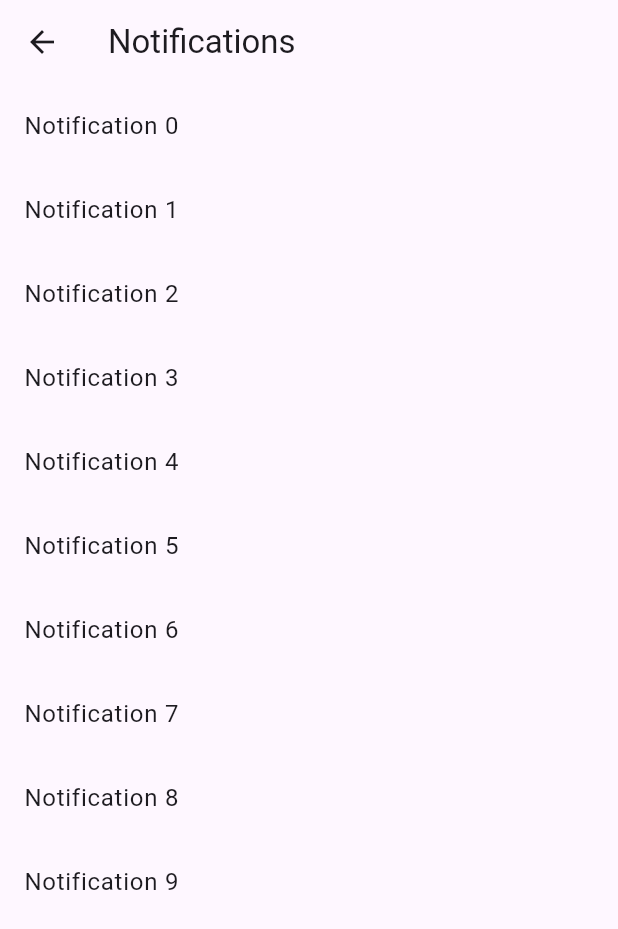
After one commit to PetteraIndia/avenger, a Flutter app: the screen it shows once a user with an empty profile is signed in, after a tap on the "notifications active" icon, on a phone screen of 412 x 824 dp. The commit adds this screen. Shown: the top 929 px of the screen. Run offline on Flutter 3.47's test engine with Material 2 defaults, Android fonts, the phone set to English and light mode, and no system bars; our stand-ins replace argon_buttons_flutter_fix, cloud_firestore, firebase_auth, firebase_core, firebase_storage, flutter_image_compress and 4 more; accounts and stored records are empty.

```diff
--- a/lib/Screens/newpost.dart
+++ b/lib/Screens/newpost.dart
@@ -36,7 +36,7 @@ class _newpostState extends State<newpost> {
     await FlutterImageCompress.compressAndGetFile(
       imagePath,
       compressedPath,
-      quality: 90, // Adjust the quality level (0 to 100)
+      quality: 20, // Adjust the quality level (0 to 100)
       rotate: 0, // Adjust the rotation angle (in degrees, 0 to 360)
     );
 
--- /dev/null
+++ b/lib/Screens/notification.dart
@@ -0,0 +1,21 @@
+import 'package:flutter/material.dart';
+
+class NotificationsPage extends StatelessWidget {
+  @override
+  Widget build(BuildContext context) {
+    return Scaffold(
+      appBar: AppBar(
+        title: Text('Notifications'),
+      ),
+      body: ListView.builder(
+        itemCount: 10, // Replace with your actual notification count or use dynamic data
+        itemBuilder: (context, index) {
+          // Replace with your notification item widget
+          return ListTile(
+            title: Text('Notification $index'),
+          );
+        },
+      ),
+    );
+  }
+}
--- a/lib/Screens/socialmediapage.dart
+++ b/lib/Screens/socialmediapage.dart
@@ -1,4 +1,5 @@
 import 'package:flutter/material.dart';
+import 'package:petterav1/Screens/notification.dart';
 import 'package:petterav1/Widgets/social_postwidget.dart';
 
 class SocialMediaPage extends StatefulWidget {
@@ -34,11 +35,20 @@ class _SocialMediaPageState extends State<SocialMediaPage> {
             mainAxisAlignment: MainAxisAlignment.spaceBetween,
             children: [
                 Image.asset('img/petterablue.png', height: screenSize.height * 0.15),
-                  Padding(
-                    padding: EdgeInsets.only(right: screenSize.width * 0.05),
-                    child: Icon(Icons.notifications_active_outlined, size: screenSize.height * 0.04),
-                     ),
-                   ],
+              Padding(
+                padding: EdgeInsets.only(right: screenSize.width * 0.05),
+                child: GestureDetector(
+                  onTap: () {
+                    Navigator.push(
+                      context,
+                      MaterialPageRoute(builder: (context) => NotificationsPage()),
+                    );
+                  },
+                  child: Icon(Icons.notifications_active_outlined, size: screenSize.height * 0.04),
+                ),
+              ),
+
+            ],
                 ),
                    bottom: PreferredSize(
                  preferredSize: Size.fromHeight(1),
@@ -54,6 +64,8 @@ class _SocialMediaPageState extends State<SocialMediaPage> {
               ? SocialPostWidget(screenSize: screenSize, postContainerHeight: postContainerHeight, floatingBarHeight: floatingBarHeight)
 
     //add more pages
+
+
 
                : Center(
                      child: Text(
--- a/pubspec.yaml
+++ b/pubspec.yaml
@@ -47,6 +47,7 @@ dependencies:
   intl_phone_field:
   argon_buttons_flutter_fix:
   flutter_spinkit: ^5.2.0
+  intl:
 
 
 dev_dependencies:
```
Also changed, not shown: lib/Widgets/social_postwidget.dart (+58 -36 lines), pubspec.lock.
